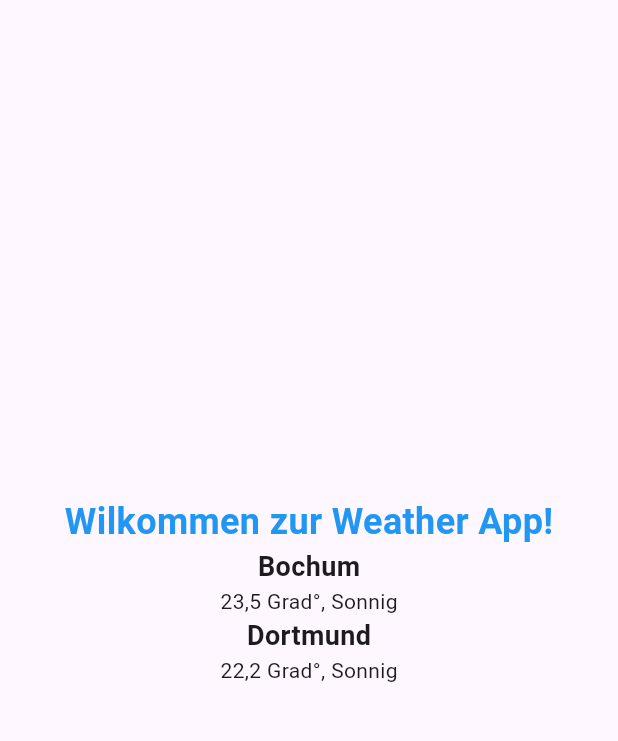
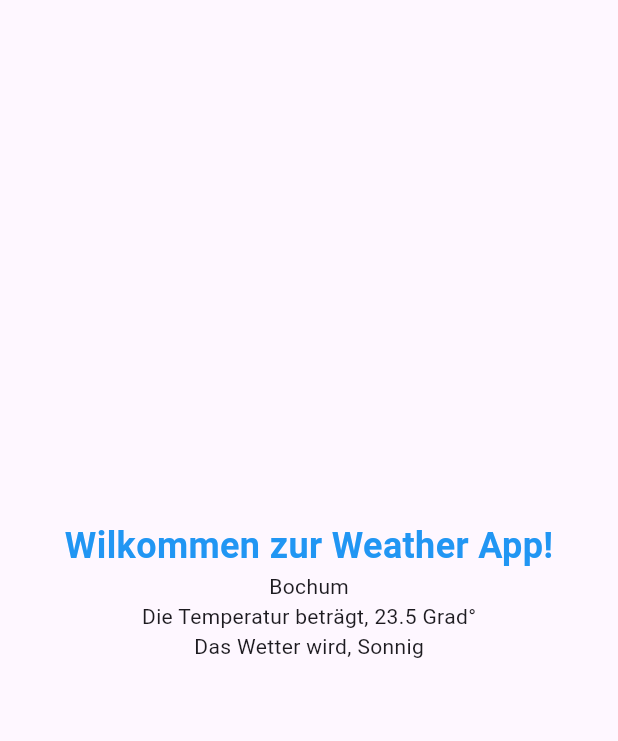
Before and after one commit to Serveronline73/weather_app_prosheet, a Flutter app: the screen it shows after launch, on a phone screen of 412 x 824 dp, the part 69-810 px from its top. Run offline on Flutter 3.47's test engine with Material 3 defaults, Android fonts, the phone set to English and light mode, and no system bars.

Commit message:
class Usses

```diff
--- a/lib/main.dart
+++ b/lib/main.dart
@@ -1,70 +1,22 @@
 import 'package:flutter/material.dart';
+import 'package:weather_app_prosheet/class_weather_app.dart';
+import 'package:weather_app_prosheet/weather_data.dart';
 
 void main() {
   final WeatherData city = WeatherData(
       city: "Bochum", temperature: 23.5, weatherCondition: "Sonnig");
-  runApp(const MainApp());
+  runApp(MainApp(city: city));
 }
 
 class MainApp extends StatelessWidget {
-  const MainApp({super.key});
+  const MainApp({super.key, required this.city});
+
+  final WeatherData city;
 
   @override
   Widget build(BuildContext context) {
-    return const MaterialApp(
-      home: WeatherApp(),
+    return MaterialApp(
+      home: WeatherApp(city: city),
     );
   }
 }
-
-class WeatherApp extends StatelessWidget {
-  const WeatherApp({super.key});
-
-  @override
-  Widget build(BuildContext context) {
-    return Scaffold(
-      appBar: AppBar(
-        title: const Text(
-          "Weather App",
-          style: TextStyle(
-              color: Colors.green, fontSize: 28, fontWeight: FontWeight.bold),
-        ),
-      ),
-      body: const Center(
-        child: Column(
-          mainAxisAlignment: MainAxisAlignment.center,
-          children: [
-            Text(
-              'Wilkommen zur Weather App!',
-              style: TextStyle(
-                  color: Colors.blue,
-                  fontSize: 24,
-                  fontWeight: FontWeight.bold),
-            ),
-            Text(
-              'Bochum',
-              style: TextStyle(fontSize: 18, fontWeight: FontWeight.bold),
-            ),
-            Text(
-              '23,5 Grad°, Sonnig',
-            ),
-            Text('Dortmund',
-                style: TextStyle(fontSize: 18, fontWeight: FontWeight.bold)),
-            Text('22,2 Grad°, Sonnig'),
-          ],
-        ),
-      ),
-    );
-  }
-}
-
-class WeatherData {
-  final String city;
-  final double temperature;
-  final String weatherCondition;
-
-  WeatherData(
-      {required this.city,
-      required this.temperature,
-      required this.weatherCondition});
-}
--- /dev/null
+++ b/lib/weather_data.dart
@@ -0,0 +1,10 @@
+class WeatherData {
+  final String city;
+  final double temperature;
+  final String weatherCondition;
+
+  WeatherData(
+      {required this.city,
+      required this.temperature,
+      required this.weatherCondition});
+}
```
